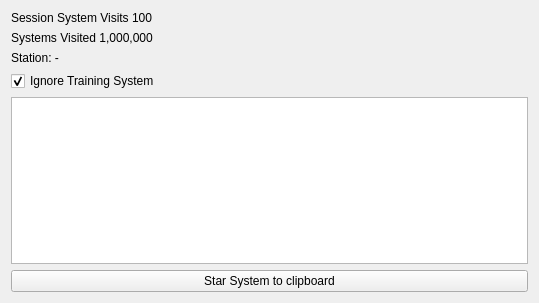
SnakeManPMC/elite-EliteLog, file widget.ui: the form before one commit.
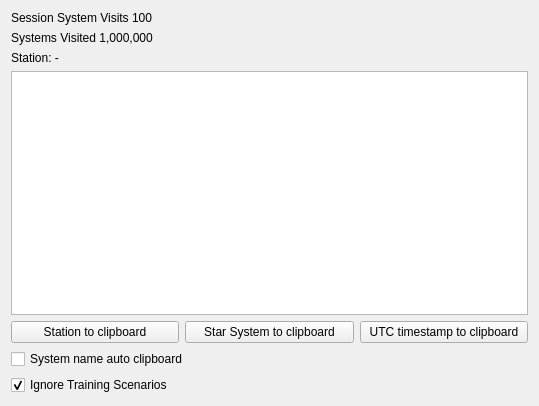
The form after the commit.

Commit message: UI clipboard buttons. netLog crash fixed. etc

Patch:
```diff
--- a/widget.ui
+++ b/widget.ui
@@ -7,7 +7,7 @@
     <x>0</x>
     <y>0</y>
     <width>539</width>
-    <height>303</height>
+    <height>406</height>
    </rect>
   </property>
   <property name="windowTitle">
@@ -35,29 +35,54 @@
      </property>
     </widget>
    </item>
+   <item>
+    <widget class="QTextEdit" name="textEdit"/>
+   </item>
+   <item>
+    <layout class="QHBoxLayout" name="horizontalLayout">
+     <item>
+      <widget class="QPushButton" name="pushButton_2">
+       <property name="text">
+        <string>Station to clipboard</string>
+       </property>
+      </widget>
+     </item>
+     <item>
+      <widget class="QPushButton" name="pushButton">
+       <property name="text">
+        <string>Star System to clipboard</string>
+       </property>
+      </widget>
+     </item>
+     <item>
+      <widget class="QPushButton" name="pushButton_3">
+       <property name="text">
+        <string>UTC timestamp to clipboard</string>
+       </property>
+      </widget>
+     </item>
+    </layout>
+   </item>
+   <item>
+    <widget class="QCheckBox" name="SysNamAutoClipboard">
+     <property name="text">
+      <string>System name auto clipboard</string>
+     </property>
+    </widget>
+   </item>
    <item>
     <widget class="QCheckBox" name="IgnoreTraining">
      <property name="enabled">
       <bool>true</bool>
      </property>
      <property name="text">
-      <string>Ignore Training System</string>
+      <string>Ignore Training Scenarios</string>
      </property>
      <property name="checked">
       <bool>true</bool>
      </property>
     </widget>
    </item>
-   <item>
-    <widget class="QTextEdit" name="textEdit"/>
-   </item>
-   <item>
-    <widget class="QPushButton" name="pushButton">
-     <property name="text">
-      <string>Star System to clipboard</string>
-     </property>
-    </widget>
-   </item>
   </layout>
  </widget>
  <layoutdefault spacing="6" margin="11"/>
```
Left out of the diff: 3 changed lines with no effect on the pictures. The commit also changes 3 other files.
